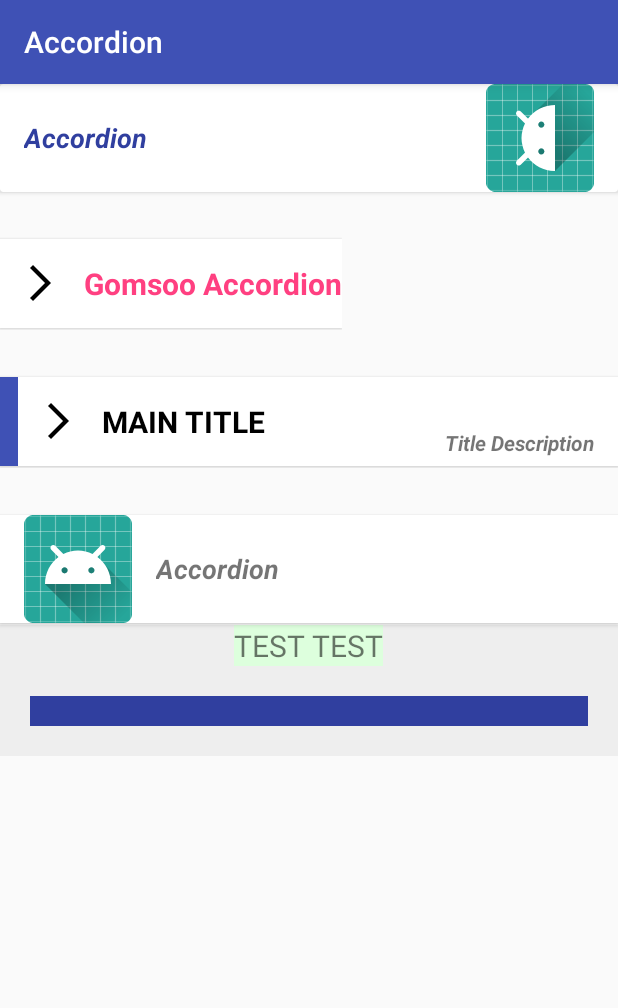
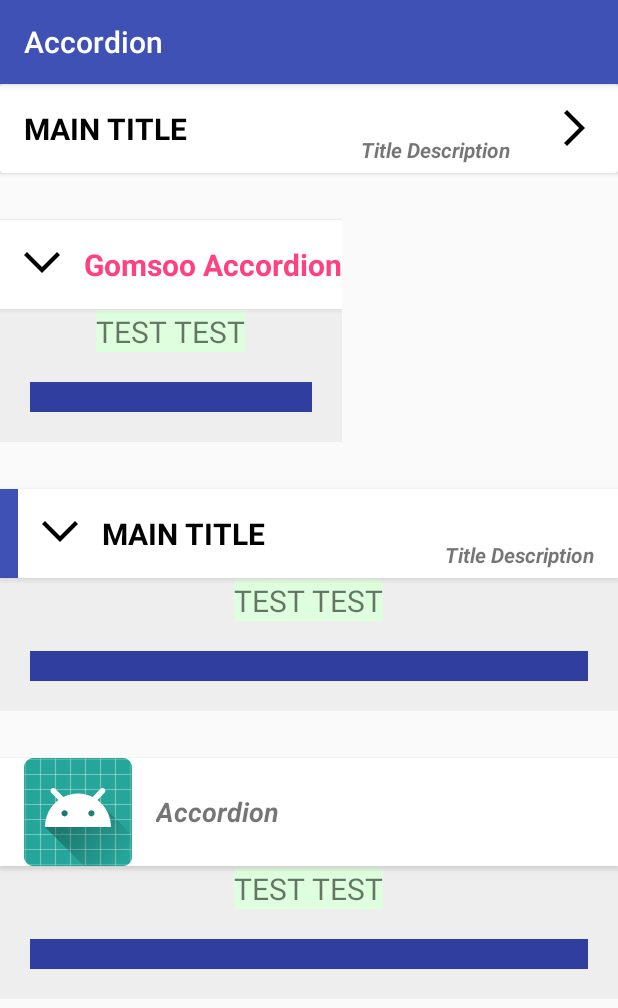
Before and after one commit to Gomsoo/CollapsibleLayout, an Android app: the screen it shows after launch (MainActivity), after a tap on "MAIN TITLE", on a phone screen of 412 x 824 dp. Shown: the top 1008 px of the screen. Run offline under Robolectric (Android 15) with nearby library versions, the phone set to English and light mode, and no system bars; 2 other taps on this screen came first.

Commit message:
Add properties customHeader and customTitle

```diff
--- a/accordion/src/main/java/com/gomsoo/collapsible/CollapsibleHeaderView.java
+++ b/accordion/src/main/java/com/gomsoo/collapsible/CollapsibleHeaderView.java
@@ -106,6 +106,16 @@ public class CollapsibleHeaderView extends CardView implements
             }
             mTitle.color = a.getColor(R.styleable.CollapsibleHeaderView_collapsible_titleColor, mTitle.color);
             mMark = a.getDrawable(R.styleable.CollapsibleHeaderView_collapsible_mark);
+
+            int customHeaderId = a.getResourceId(R.styleable.CollapsibleHeaderView_collapsible_customHeader, -1);
+            if (customHeaderId != -1)
+                mCustomHeaderView = LayoutInflater.from(getContext())
+                        .inflate(customHeaderId, mHeaderCustomContainer, false);
+
+            int customTitleId = a.getResourceId(R.styleable.CollapsibleHeaderView_collapsible_customTitle, -1);
+            if (customTitleId != -1)
+                mCustomTitleView = LayoutInflater.from(getContext())
+                        .inflate(customTitleId, mTitleCustomContainer, false);
         } finally {
             a.recycle();
         }
--- a/accordion/src/main/res/values/attrs.xml
+++ b/accordion/src/main/res/values/attrs.xml
@@ -18,5 +18,7 @@
         <attr name="collapsible_titleSize" format="reference|dimension" />
         <attr name="collapsible_titleColor" format="reference|color" />
         <attr name="collapsible_mark" format="reference" />
+        <attr name="collapsible_customHeader" format="reference" />
+        <attr name="collapsible_customTitle" format="reference" />
     </declare-styleable>
 </resources>
--- a/app/src/main/res/layout/activity_main.xml
+++ b/app/src/main/res/layout/activity_main.xml
@@ -15,13 +15,11 @@
             android:id="@+id/collapsibleHeaderView"
             android:layout_width="match_parent"
             android:layout_height="wrap_content"
-            app:collapsible_mark="@mipmap/ic_launcher_round"
+            app:collapsible_customTitle="@layout/custom_title"
             app:collapsible_markPosition="end"
             app:collapsible_showColorBand="false"
-            app:collapsible_title="@string/app_name"
-            app:collapsible_titleColor="@color/colorPrimaryDark"
-            app:collapsible_titleSize="18sp"
-            app:collapsible_titleStyle="bold|italic" />
+            app:collapsible_title="CollapsibleHeaderView TEST"
+            app:collapsible_titleSize="18sp" />
 
         <com.gomsoo.collapsible.CollapsibleLayout
             android:id="@+id/collapsibleLayout"
```
